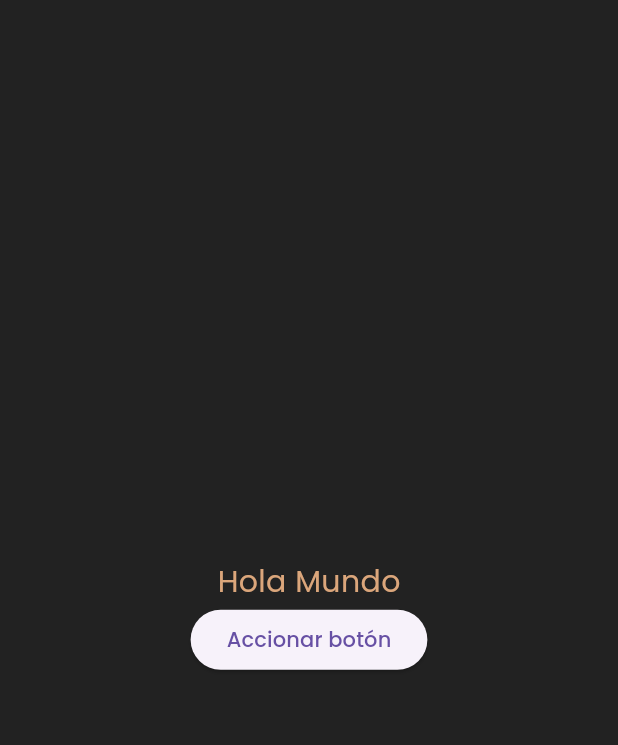
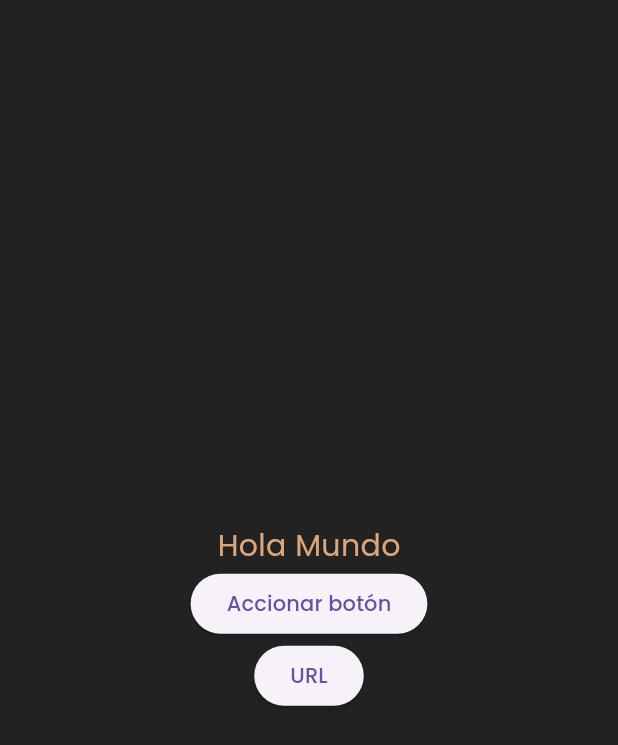
Before and after one commit to G-Jhojan/app_notas, a Flutter app: the screen it shows after launch, on a phone screen of 412 x 824 dp. Shown: the top 745 px of the screen. Run offline on Flutter 3.47's test engine with Material 3 defaults, Android fonts, the phone set to English and light mode, and no system bars; our stand-ins replace google_fonts, shared_preferences.

Commit message:
test de lanzamiento a Internet

```diff
--- a/lib/src/ui/pages/home_page.dart
+++ b/lib/src/ui/pages/home_page.dart
@@ -1,5 +1,7 @@
 import 'package:app_notas/src/core/controllers/theme_controller.dart';
 import 'package:flutter/material.dart';
+import 'package:url_launcher/url_launcher.dart';
+import 'package:url_launcher/url_launcher_string.dart';
 
 GlobalKey<ScaffoldState> homePageKey = GlobalKey<ScaffoldState>();
 
@@ -39,6 +41,13 @@ class HomePage extends StatelessWidget {
 
               ElevatedButton(onPressed: ()=> theme.changetheme(),
                child:  const  Text('Accionar botón')
+              ),
+              ElevatedButton(onPressed: ()async{
+                if (await canLaunchUrlString('https://pub.dev/packages/url_launcher/example')){
+                  launchUrlString('https://pub.dev/packages/url_launcher/example');
+                }
+              },
+               child:  const  Text('URL')
               )
             ],
           )
```
